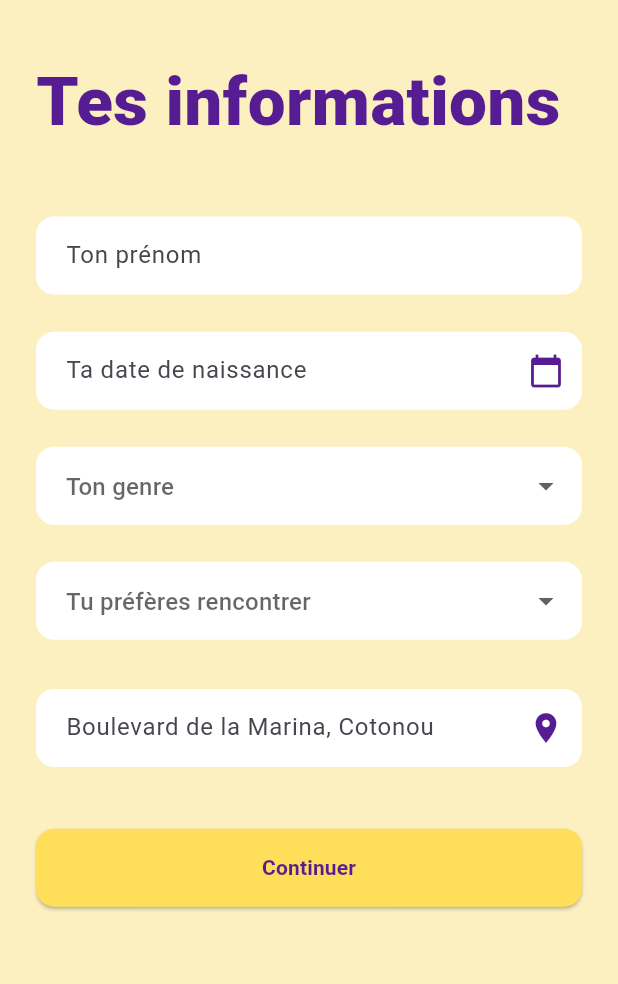
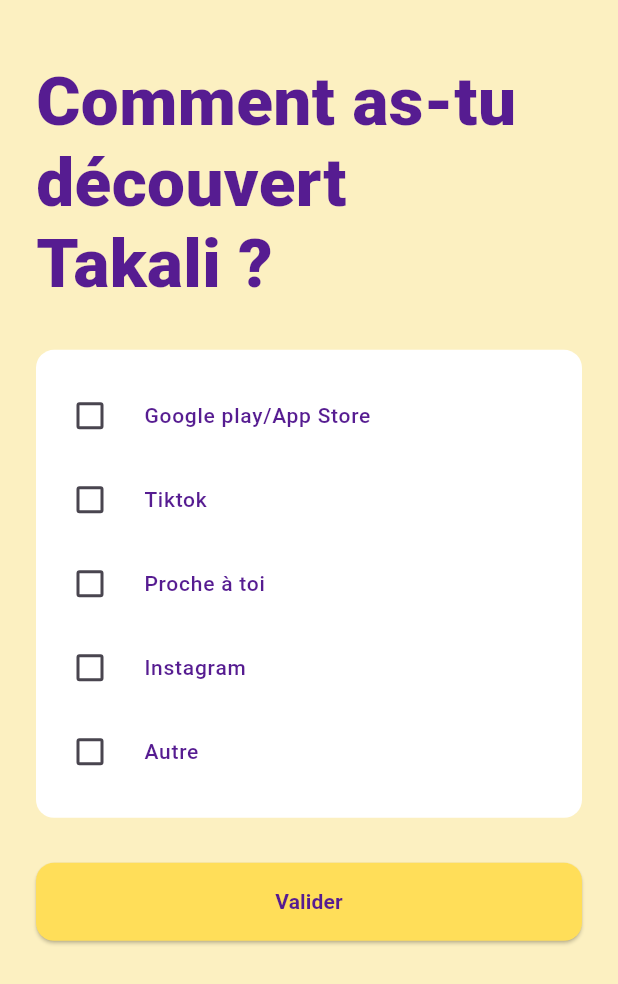
Before and after one commit to TakaliApp/takali, a Flutter app: the screen it shows after launch, on a phone screen of 412 x 824 dp. Shown: the top 984 px of the screen. Run offline on Flutter 3.47's test engine with Material 3 defaults, Android fonts, the light colour scheme and no system bars; our stand-ins replace dio, get_it, google_fonts, hive, hive_flutter, logger; accounts and stored records are empty; Roboto replaces fonts that are missing (Harmonique).

Commit message:
feat(referralsource): implement referral source page

```diff
--- a/lib/app_routes.dart
+++ b/lib/app_routes.dart
@@ -2,6 +2,7 @@
 import 'package:takali/viewmodels/otp_viewmodel.dart';
 import 'package:takali/views/login/login_view.dart';
 import 'package:takali/views/otp/otp_view.dart';
+import 'package:takali/views/referrals_source/referral_source_view.dart';
 import 'package:takali/views/user_infos/user_infos_view.dart';
 
 import 'constants/routes.dart';
@@ -23,6 +24,8 @@
         return MaterialPageRoute(builder: (_) => const OtpVerificationView());
       case RoutePaths.profile:
         return MaterialPageRoute(builder: (_) => const UserInfoView());
+      case RoutePaths.referralSource:
+        return MaterialPageRoute(builder: (_) => const ReferralSourceView());
       default:
         return MaterialPageRoute(builder: (_) => Container());
     }
--- a/lib/main.dart
+++ b/lib/main.dart
@@ -37,7 +37,7 @@
         return MaterialApp(
           debugShowCheckedModeBanner: false,
           title: AppStrings.appName,
-          initialRoute: RoutePaths.profile,
+          initialRoute: RoutePaths.referralSource,
           onGenerateRoute: (settings) => AppRouter.generateRoute(settings),
           navigatorKey: context.read<AuthProvider>().navigatorkey,
         );
--- /dev/null
+++ b/lib/viewmodels/referral_source_viewmodel.dart
@@ -0,0 +1,3 @@
+import '../../viewmodels/base.viewmodel.dart';
+
+class ReferralSourceViewModel extends BaseViewModel {}
--- /dev/null
+++ b/lib/views/referrals_source/referral_source_view.dart
@@ -0,0 +1,195 @@
+import 'package:flutter/material.dart';
+import 'package:takali/themes/colors.dart';
+import 'package:takali/helpers/extensions/textstyle.dart';
+import 'package:takali/helpers/extensions/media_query.dart';
+
+class ReferralSourceView extends StatefulWidget {
+  const ReferralSourceView({super.key});
+
+  @override
+  State<ReferralSourceView> createState() => _ReferralSourceViewState();
+}
+
+class _ReferralSourceViewState extends State<ReferralSourceView> {
+  final List<String> _options = [
+    'Google play/App Store',
+    'Tiktok',
+    'Proche à toi',
+    'Instagram',
+    'Autre',
+  ];
+
+  final Map<String, bool> _selectedOptions = {};
+  String? _otherSource;
+
+  @override
+  void initState() {
+    super.initState();
+    for (var option in _options) {
+      _selectedOptions[option] = false;
+    }
+  }
+
+  @override
+  Widget build(BuildContext context) {
+    return Scaffold(
+      backgroundColor: const Color.fromARGB(255, 252, 240, 193),
+      body: Padding(
+        padding: EdgeInsets.symmetric(
+          horizontal: 24.0,
+          vertical: context.screenHeight * 0.05,
+        ),
+        child: Column(
+          crossAxisAlignment: CrossAxisAlignment.start,
+          children: [
+            Text(
+              'Comment as-tu découvert Takali ?',
+              style: context.displayLarge.copyWith(
+                color: AppColors.secondary,
+                height: 1.2,
+              ),
+            ),
+            const SizedBox(height: 30),
+
+            // Conteneur des options
+            Container(
+              padding: const EdgeInsets.all(16),
+              decoration: BoxDecoration(
+                color: Colors.white,
+                borderRadius: BorderRadius.circular(12),
+              ),
+              child: Column(
+                children: _options.map((option) {
+                  return _buildCheckboxOption(option);
+                }).toList(),
+              ),
+            ),
+
+            const SizedBox(height: 30),
+
+            // Bouton de validation
+            SizedBox(
+              width: double.infinity,
+              child: ElevatedButton(
+                style: ElevatedButton.styleFrom(
+                  padding: const EdgeInsets.symmetric(vertical: 16),
+                  backgroundColor: AppColors.primary,
+                  shape: RoundedRectangleBorder(
+                    borderRadius: BorderRadius.circular(12),
+                  ),
+                ),
+                onPressed: _submitSelection,
+                child: Text(
+                  'Valider',
+                  style: context.bodyMedium.copyWith(
+                    color: AppColors.secondary,
+                    fontWeight: FontWeight.bold,
+                  ),
+                ),
+              ),
+            ),
+          ],
+        ),
+      ),
+    );
+  }
+
+  Widget _buildCheckboxOption(String option) {
+    return CheckboxListTile(
+      value: _selectedOptions[option],
+      onChanged: (value) {
+        setState(() {
+          _selectedOptions[option] = value!;
+          if (option == 'Autre' && value) {
+            _showOtherSourceDialog();
+          }
+        });
+      },
+      title: Text(
+        option,
+        style: context.bodyMedium.copyWith(
+          color: AppColors.secondary,
+          fontWeight: FontWeight.w500,
+        ),
+      ),
+      controlAffinity: ListTileControlAffinity.leading,
+      contentPadding: EdgeInsets.zero,
+      activeColor: AppColors.primary,
+      tileColor: Colors.white,
+      shape: RoundedRectangleBorder(
+        borderRadius: BorderRadius.circular(12),
+      ),
+    );
+  }
+
+  void _showOtherSourceDialog() {
+    showDialog(
+      context: context,
+      builder: (context) {
+        return AlertDialog(
+          title: Text(
+            'Autre source',
+            style: context.bodyMedium.copyWith(
+              color: AppColors.secondary,
+              fontWeight: FontWeight.bold,
+            ),
+          ),
+          content: TextField(
+            decoration: InputDecoration(
+              hintText: 'Précise ta source',
+              hintStyle: context.bodyMedium.copyWith(
+                color: Colors.grey.shade500,
+              ),
+              border: OutlineInputBorder(
+                borderRadius: BorderRadius.circular(12),
+              ),
+            ),
+            onChanged: (value) {
+              _otherSource = value;
+            },
+          ),
+          actions: [
+            TextButton(
+              onPressed: () {
+                Navigator.pop(context);
+              },
+              child: Text(
+                'Annuler',
+                style: context.bodyMedium.copyWith(
+                  color: AppColors.secondary,
+                ),
+              ),
+            ),
+            TextButton(
+              onPressed: () {
+                Navigator.pop(context);
+              },
+              child: Text(
+                'Valider',
+                style: context.bodyMedium.copyWith(
+                  color: AppColors.secondary,
+                  fontWeight: FontWeight.bold,
+                ),
+              ),
+            ),
+          ],
+        );
+      },
+    );
+  }
+
+  void _submitSelection() {
+    final selectedSources = _selectedOptions.entries
+        .where((entry) => entry.value)
+        .map((entry) => entry.key)
+        .toList();
+
+    if (selectedSources.contains('Autre') && _otherSource != null) {
+      selectedSources.remove('Autre');
+      selectedSources.add('Autre: $_otherSource');
+    }
+
+    print('Sources sélectionnées : $selectedSources');
+    // Ajoutez ici la logique pour soumettre les données
+  }
+}
```
